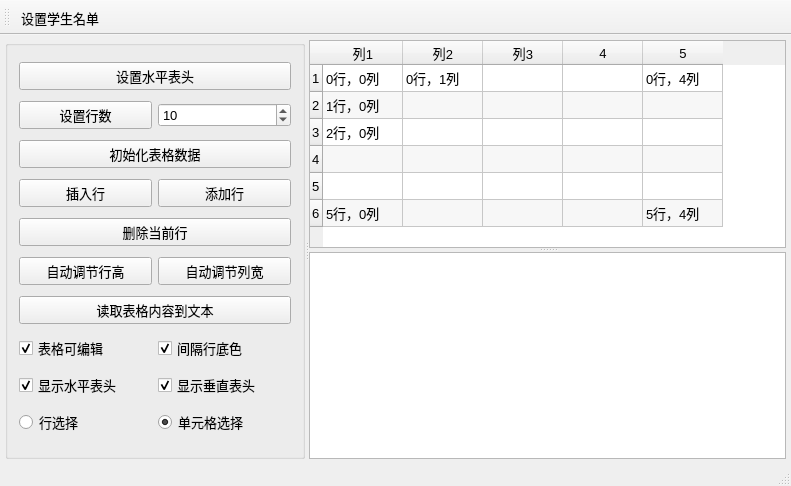
First picture: the form in samp4_13TableWidget/samp4_13TableWidget/mainwindow.ui, repository taipy524/Qtcourse, before the edit.
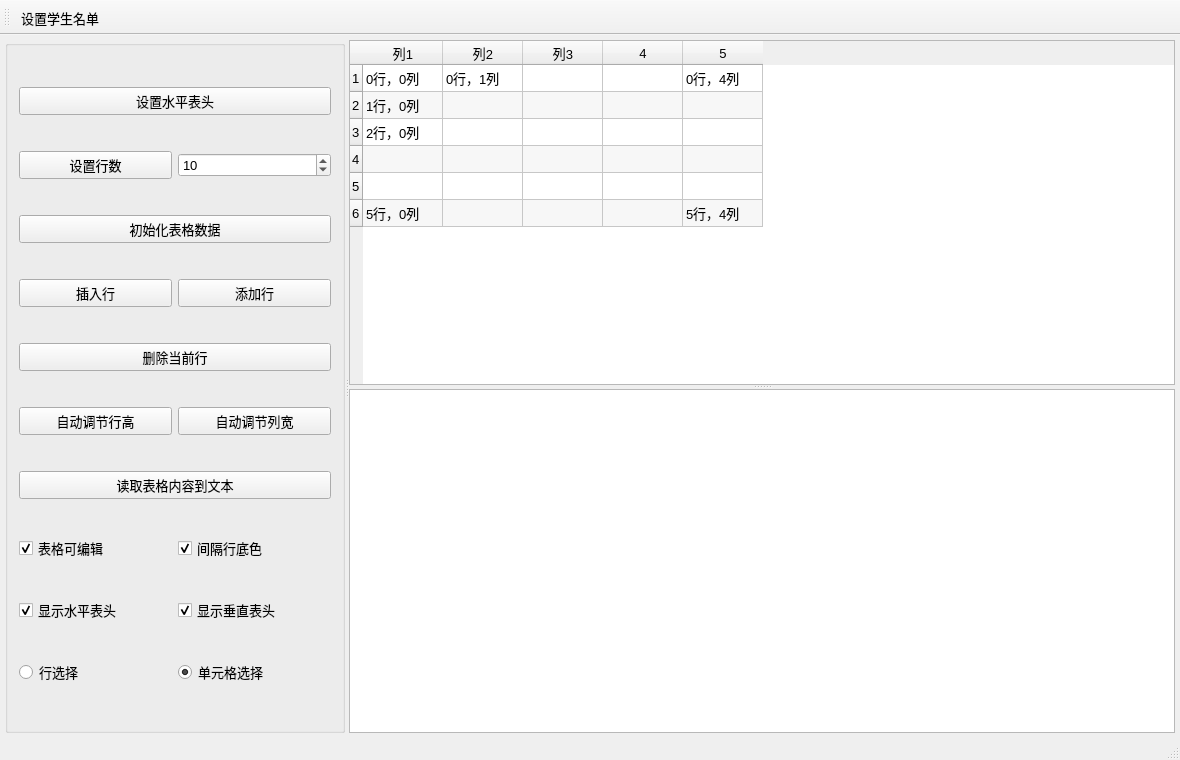
Second picture: the form after the edit. Icons and pictures are not drawn.

Commit message: 作业二：放大界面并调整状态栏布局，确保籍贯 QLabel 完整可见

Diff of the .ui file:
```diff
--- a/samp4_13TableWidget/samp4_13TableWidget/mainwindow.ui
+++ b/samp4_13TableWidget/samp4_13TableWidget/mainwindow.ui
@@ -6,10 +6,16 @@
    <rect>
     <x>0</x>
     <y>0</y>
-    <width>791</width>
-    <height>486</height>
+    <width>1180</width>
+    <height>760</height>
    </rect>
   </property>
+  <property name="minimumSize">
+   <size>
+    <width>1000</width>
+    <height>640</height>
+   </size>
+  </property>
   <property name="font">
    <font>
     <pointsize>10</pointsize>
@@ -40,7 +46,7 @@
       <widget class="QGroupBox" name="groupBox">
        <property name="maximumSize">
         <size>
-         <width>300</width>
+         <width>340</width>
          <height>16777215</height>
         </size>
        </property>
```
The commit also changes 1 other file.
